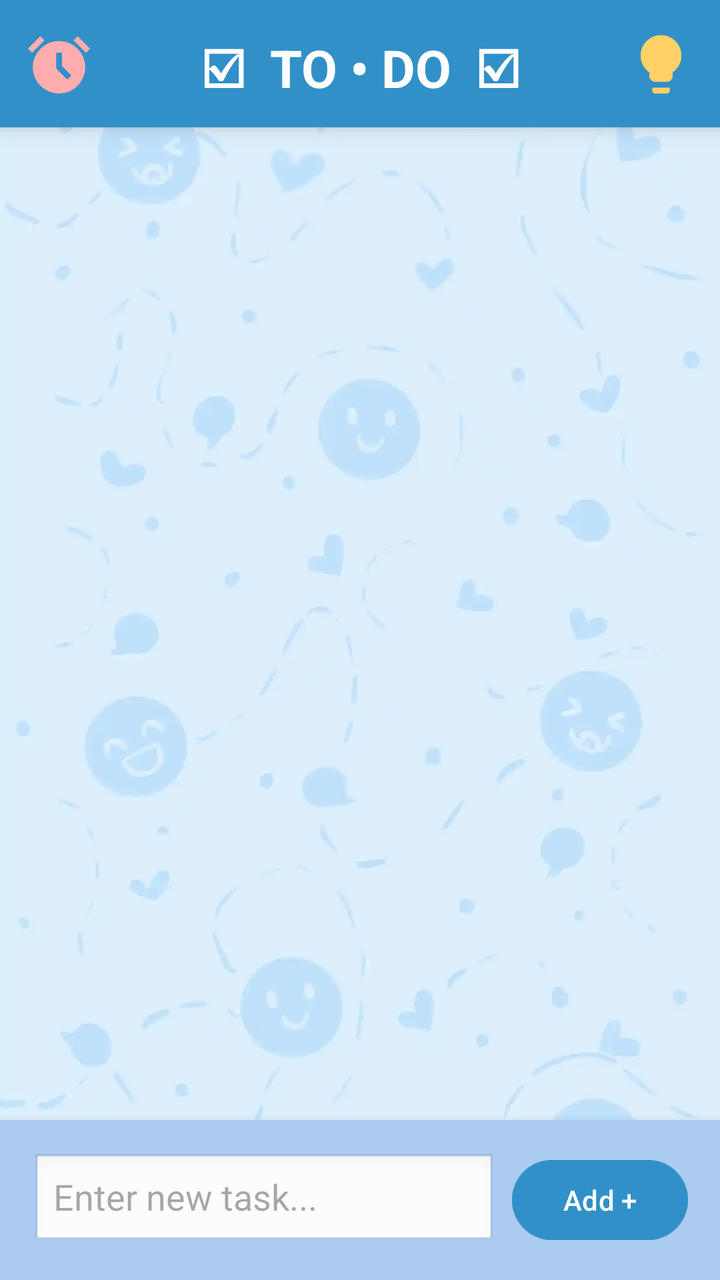
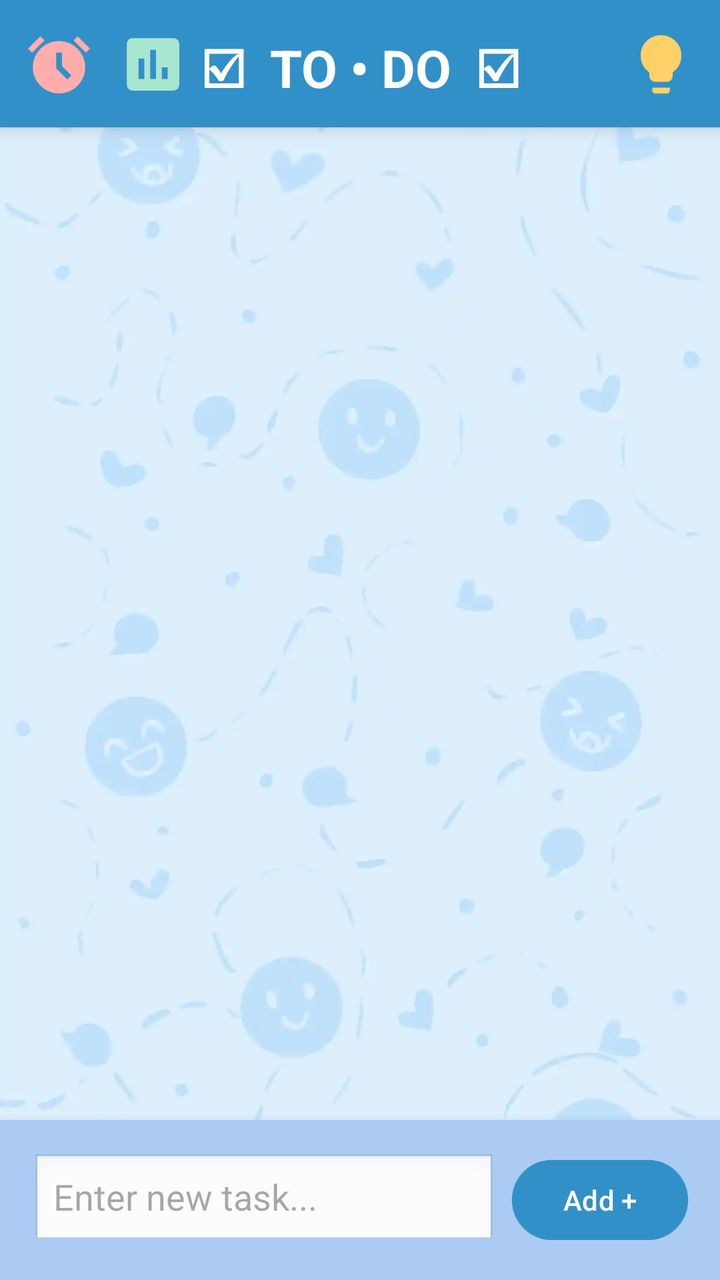

Screens rendered from an Android XML layout before and after an edit, with the pre-edit source and the edit as a unified diff.
<!-- AndroidManifest.xml: application theme Theme.BetweenUs -->
<!-- res/layout/fragment_productivity.xml -->
<?xml version="1.0" encoding="utf-8"?>
<androidx.constraintlayout.widget.ConstraintLayout xmlns:android="http://schemas.android.com/apk/res/android"
    xmlns:app="http://schemas.android.com/apk/res-auto"
    xmlns:tools="http://schemas.android.com/tools"
    android:layout_width="match_parent"
    android:layout_height="match_parent"
    android:background="@color/white">

    <ImageView
        android:id="@+id/bgImage"
        android:layout_width="0dp"
        android:layout_height="0dp"
        android:scaleType="centerCrop"
        android:src="@drawable/bg"
        app:layout_constraintBottom_toBottomOf="parent"
        app:layout_constraintEnd_toEndOf="parent"
        app:layout_constraintStart_toStartOf="parent"
        app:layout_constraintTop_toTopOf="parent" />

    
    <TextView
        android:id="@+id/toolbar_title"
        android:layout_width="0dp"
        android:layout_height="wrap_content"
        android:background="#3290c8"
        android:elevation="6dp"
        android:gravity="center"
        android:paddingTop="16dp"
        android:paddingBottom="12dp"
        android:text="☑  TO • DO  ☑"
        android:textColor="@color/white"
        android:textSize="26sp"
        android:textStyle="bold"
        app:layout_constraintEnd_toEndOf="parent"
        app:layout_constraintStart_toStartOf="parent"
        app:layout_constraintTop_toTopOf="parent" />

    <ImageButton
        android:id="@+id/btn_pomodoro"
        android:layout_width="35dp"
        android:layout_height="40dp"
        android:layout_margin="12dp"
        android:background="@android:color/transparent"
        android:elevation="7dp"
        android:scaleType="fitCenter"
        android:src="@drawable/pomodoro_btn"
        app:layout_constraintStart_toStartOf="parent"
        app:layout_constraintTop_toTopOf="parent"
        app:tint="#FFADAD" />

    <ImageButton
        android:id="@+id/btn_suggestion"
        android:layout_width="35dp"
        android:layout_height="40dp"
        android:layout_margin="12dp"
        android:background="@android:color/transparent"
        android:elevation="7dp"
        android:scaleType="fitCenter"
        android:src="@drawable/suggestion_btn_filled"
        app:layout_constraintEnd_toEndOf="parent"
        app:layout_constraintTop_toTopOf="parent"
        app:tint="#FFD166" />

    
    <androidx.recyclerview.widget.RecyclerView
        android:id="@+id/taskRecyclerView"
        android:layout_width="0dp"
        android:layout_height="0dp"
        android:padding="12dp"
        app:layout_constraintBottom_toTopOf="@id/addTaskLayout"
        app:layout_constraintEnd_toEndOf="parent"
        app:layout_constraintStart_toStartOf="parent"
        app:layout_constraintTop_toBottomOf="@id/toolbar_title" />

    
    <LinearLayout
        android:id="@+id/addTaskLayout"
        android:layout_width="match_parent"
        android:layout_height="wrap_content"
        android:background="#ABCBF2"
        android:elevation="8dp"
        android:orientation="horizontal"
        android:padding="16dp"
        app:layout_constraintBottom_toBottomOf="parent"
        app:layout_constraintEnd_toEndOf="parent"
        app:layout_constraintHorizontal_bias="0.0"
        app:layout_constraintStart_toStartOf="@id/taskRecyclerView">

        <EditText
            android:id="@+id/et_task_input"
            android:layout_width="0dp"
            android:layout_height="wrap_content"
            android:layout_weight="1"
            android:background="@android:drawable/edit_text"
            android:elevation="3dp"
            android:hint="Enter new task..."
            android:inputType="textCapSentences"
            android:minHeight="48dp" />

        <Button
            android:id="@+id/btn_add_task"
            android:layout_width="wrap_content"
            android:layout_height="wrap_content"
            android:layout_marginStart="8dp"
            android:backgroundTint="#3290c8"
            android:text="Add +" />

    </LinearLayout>

</androidx.constraintlayout.widget.ConstraintLayout>
<!-- resources referenced by this layout -->
<resources>
  <color name="white">#FFFFFFFF</color>
  <!-- drawable bg: webp bitmap (drawable, 16506 bytes) -->
  <!-- drawable pomodoro_btn (drawable) -->
  <vector xmlns:android="http://schemas.android.com/apk/res/android"
      android:width="24dp"
      android:height="24dp"
      android:viewportWidth="960"
      android:viewportHeight="960">
    <path
        android:pathData="M339.5,851.5q-65.5,-28.5 -114,-77t-77,-114Q120,595 120,520t28.5,-140.5q28.5,-65.5 77,-114t114,-77Q405,160 480,160t140.5,28.5q65.5,28.5 114,77t77,114Q840,445 840,520t-28.5,140.5q-28.5,65.5 -77,114t-114,77Q555,880 480,880t-140.5,-28.5ZM592,688l56,-56 -128,-128v-184h-80v216l152,152ZM224,94l56,56 -170,170 -56,-56 170,-170ZM736,94 L906,264 850,320 680,150 736,94Z"
        android:fillColor="#e3e3e3"/>
  </vector>
  <!-- drawable suggestion_btn_filled (drawable) -->
  <vector xmlns:android="http://schemas.android.com/apk/res/android"
      android:width="24dp"
      android:height="24dp"
      android:viewportWidth="960"
      android:viewportHeight="960">
    <path
        android:pathData="M400,720q-33,0 -56.5,-23.5T320,640v-50q-57,-39 -88.5,-100T200,360q0,-117 81.5,-198.5T480,80q117,0 198.5,81.5T760,360q0,69 -31.5,129.5T640,590v50q0,33 -23.5,56.5T560,720L400,720ZM400,880q-17,0 -28.5,-11.5T360,840v-40h240v40q0,17 -11.5,28.5T560,880L400,880Z"
        android:fillColor="#e3e3e3"/>
  </vector>
  <style name="Theme.BetweenUs" parent="Theme.MaterialComponents.DayNight.NoActionBar">
          
          <item name="colorPrimary">@color/purple_500</item>
          <item name="colorPrimaryVariant">@color/purple_700</item>
          <item name="colorOnPrimary">@color/white</item>
          
          <item name="colorSecondary">@color/teal_200</item>
          <item name="colorSecondaryVariant">@color/teal_700</item>
          <item name="colorOnSecondary">@color/black</item>
          
          <item name="android:statusBarColor">?attr/colorPrimaryVariant</item>
          
      </style>
  <color name="purple_500">#FF6200EE</color>
  <color name="purple_700">#FF3700B3</color>
  <color name="teal_200">#FF03DAC5</color>
  <color name="teal_700">#FF018786</color>
  <color name="black">#FF000000</color>
</resources>

<!-- the commit's change to res/layout/fragment_productivity.xml (unified diff, before → after) -->
@@ -47,6 +47,19 @@
         app:layout_constraintStart_toStartOf="parent"
         app:layout_constraintTop_toTopOf="parent"
         app:tint="#FFADAD" />
+
+    <ImageButton
+        android:id="@+id/btn_stats"
+        android:layout_width="35dp"
+        android:layout_height="40dp"
+        android:layout_margin="12dp"
+        android:background="@android:color/transparent"
+        android:elevation="7dp"
+        android:scaleType="fitCenter"
+        android:src="@drawable/stats_btn"
+        app:layout_constraintStart_toEndOf="@id/btn_pomodoro"
+        app:layout_constraintTop_toTopOf="parent"
+        app:tint="#A8E6CF" />
 
     <ImageButton
         android:id="@+id/btn_suggestion"
<!-- resource entries referenced after the edit -->
@@ -10,6 +10,16 @@
       android:viewportHeight="960">
     <path
         android:pathData="M339.5,851.5q-65.5,-28.5 -114,-77t-77,-114Q120,595 120,520t28.5,-140.5q28.5,-65.5 77,-114t114,-77Q405,160 480,160t140.5,28.5q65.5,28.5 114,77t77,114Q840,445 840,520t-28.5,140.5q-28.5,65.5 -77,114t-114,77Q555,880 480,880t-140.5,-28.5ZM592,688l56,-56 -128,-128v-184h-80v216l152,152ZM224,94l56,56 -170,170 -56,-56 170,-170ZM736,94 L906,264 850,320 680,150 736,94Z"
+        android:fillColor="#e3e3e3"/>
+  </vector>
+  <!-- drawable stats_btn (drawable) -->
+  <vector xmlns:android="http://schemas.android.com/apk/res/android"
+      android:width="24dp"
+      android:height="24dp"
+      android:viewportWidth="960"
+      android:viewportHeight="960">
+    <path
+        android:pathData="M280,680h80v-280h-80v280ZM440,680h80v-400h-80v400ZM600,680h80v-160h-80v160ZM200,840q-33,0 -56.5,-23.5T120,760v-560q0,-33 23.5,-56.5T200,120h560q33,0 56.5,23.5T840,200v560q0,33 -23.5,56.5T760,840L200,840Z"
         android:fillColor="#e3e3e3"/>
   </vector>
   <!-- drawable suggestion_btn_filled (drawable) -->
